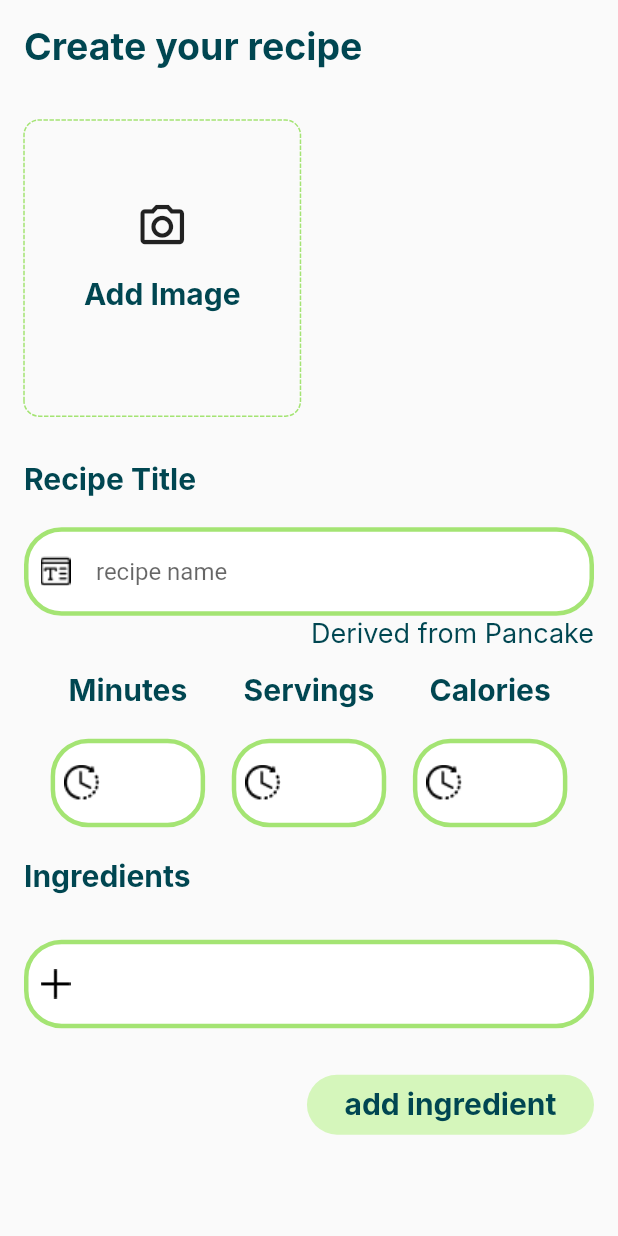
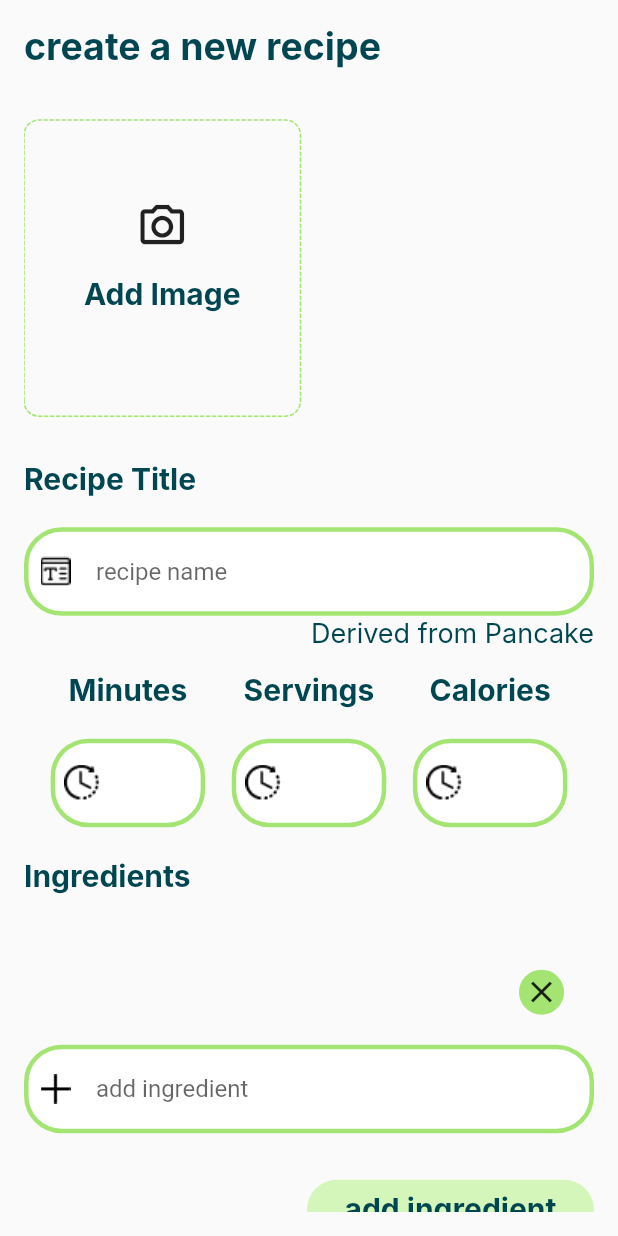
Before and after one commit to Muhammad-Alaqeel/Forked, a Flutter app: the screen it shows after launch, on a phone screen of 412 x 824 dp. Run offline on Flutter 3.47's test engine with Material 2 defaults, Android fonts, the light colour scheme and no system bars; drawn by our look-alikes of dotted_border; our stand-ins replace get; Roboto replaces fonts that are missing (Inter).

Commit message:
Coupling 3 component into new component
i used the texfielCom, Camera and BackgrouIcon to create new component to add steps and ingerdients.

I also modified the createRecipe controller so that it can add list of this new component( which is called addFeild), and also i added a method to discard the addField component one its child BACKgROUNDiCON IS CLICKED

```diff
--- a/forked/lib/Components/Camera.dart
+++ b/forked/lib/Components/Camera.dart
@@ -7,12 +7,16 @@ import 'package:forked/Constants/styles.dart';
 import 'package:get/get.dart';
 
 class myCamera extends StatelessWidget {
+  String addI="";
   double? height;
   Function()? funct;
   myCamera({super.key, this.height, this.funct}) {
+    addI="Add Image";
     if (height == null) {
       height = Get.height * (200 / 852);
     }
+
+
   }
 
   @override
@@ -33,7 +37,7 @@ class myCamera extends StatelessWidget {
           child: Center(
               child: backgroundIcon(
             text: Text(
-              "Add Image",
+              addI.toString(),
               style: h2,
             ),
             height: 50,
--- a/forked/lib/Components/TextFieldCom.dart
+++ b/forked/lib/Components/TextFieldCom.dart
@@ -7,7 +7,7 @@ class TextFieldCom extends StatelessWidget {
   TextFieldCom(
       {super.key,
       this.hint_Text,
-     required this.borderColor,
+    this.borderColor,
       this.Controller,
       this.initial_Value,
       required this.IconImage}) {
--- /dev/null
+++ b/forked/lib/Components/addField.dart
@@ -0,0 +1,67 @@
+import 'package:flutter/material.dart';
+import 'package:flutter/src/widgets/container.dart';
+import 'package:flutter/src/widgets/framework.dart';
+import 'package:forked/Components/Camera.dart';
+import 'package:forked/Components/TextFieldCom.dart';
+import 'package:forked/Components/bsckGroundIcon.dart';
+import 'package:forked/Constants/styles.dart';
+
+class addFeild extends StatelessWidget {
+  String? hint, initailValue;
+  TextEditingController textController;
+  Function()? imageFunction;
+  Function()? deletingFunction;
+
+  addFeild(
+      {super.key,
+      this.initailValue,
+      this.deletingFunction,
+      this.imageFunction,
+      required this.textController}){
+
+        if(imageFunction==null){
+          hint="add ingredient";
+        }else{
+          hint ="add step";
+        }
+
+
+
+      }
+  @override
+  Widget build(BuildContext context) {
+    return Container(
+      child: Column(
+        mainAxisSize: MainAxisSize.min,
+        children: [
+           Container(
+                  child: Row(
+                crossAxisAlignment: CrossAxisAlignment.start,
+                mainAxisAlignment: MainAxisAlignment.end,
+                children: [
+                  Padding(
+                    padding: const EdgeInsets.all(20.0),
+                    child: InkWell(
+                      onTap: deletingFunction,
+                      child: backgroundIcon(
+                        height: 30,
+                        circular: true,
+                        backgroundColor: lightGreen,
+                        centeredIcon: Icon(Icons.close),
+                      ),
+                    ),
+                  ),
+                ],
+              )),
+    Column(mainAxisSize: MainAxisSize.min, children: [
+                imageFunction==null?SizedBox():  Container( margin: EdgeInsets.only(bottom: 16), child: myCamera(funct: imageFunction,)),
+
+
+                  TextFieldCom(IconImage: "images/add.png", hint_Text: hint, Controller: textController, initial_Value: initailValue,),
+                ]),
+
+        ],
+      ),
+    );
+  }
+}
--- a/forked/lib/Views/CreateRecipe.dart
+++ b/forked/lib/Views/CreateRecipe.dart
@@ -12,17 +12,32 @@ import '../Controllers/createRecipeController.dart';
 
 
 class createRecipe extends StatelessWidget {
-   createRecipe({super.key});
-createRecipeController myRecipeController=Get.put(createRecipeController());
+  bool isForked=false;
+  String? header;
+   createRecipe({super.key}){
+     if(isForked==true){
+       header="make it your own";
+     }else if(isForked==false){
+       header="create a new recipe";
+     }
+   }
+
+   TextEditingController c= TextEditingController();
+   createRecipeController myRecipeController=Get.put(createRecipeController());
+
+
+
   @override
+
   Widget build(BuildContext context) {
     return Scaffold(
       body: Padding(
         padding: const EdgeInsets.all(16.0),
         child: ListView(
+          // children: mycONTROLLER.MYreceipies
           children: [
             Text(
-              "Create your recipe ",
+              header.toString(),
               style: h1,
             ),
             SizedBox(
@@ -157,6 +172,27 @@ createRecipeController myRecipeController=Get.put(createRecipeController());
                   child: myButton(text: "add ingredient", backGroundColor: BrightGreen, )),
               ],
             ),
+
+
+
+           GetBuilder<createRecipeController>(builder: (w){
+              return    Column(
+                children: myRecipeController.stepTextField,
+              );
+            }),
+
+             SizedBox(
+              height: 20,
+            ),
+            Row(mainAxisAlignment: MainAxisAlignment.end,
+              children: [
+                InkWell(
+                  onTap: (){
+                    myRecipeController.addStep();
+                  },
+                  child: myButton(text: "add steps", backGroundColor: BrightGreen, )),
+              ],
+            ),
           ],
         ),
       ),
--- a/forked/lib/Views/testing.dart
+++ b/forked/lib/Views/testing.dart
@@ -37,9 +37,7 @@ List<TextEditingController> lis=[];
           });
           }, child: Text("data")),
 
-          myCamera(funct: (){
 
-          },)
 
         ],
       ),
```
Also changed, not shown: forked/lib/Controllers/createRecipeController.dart (+97 -13 lines).
